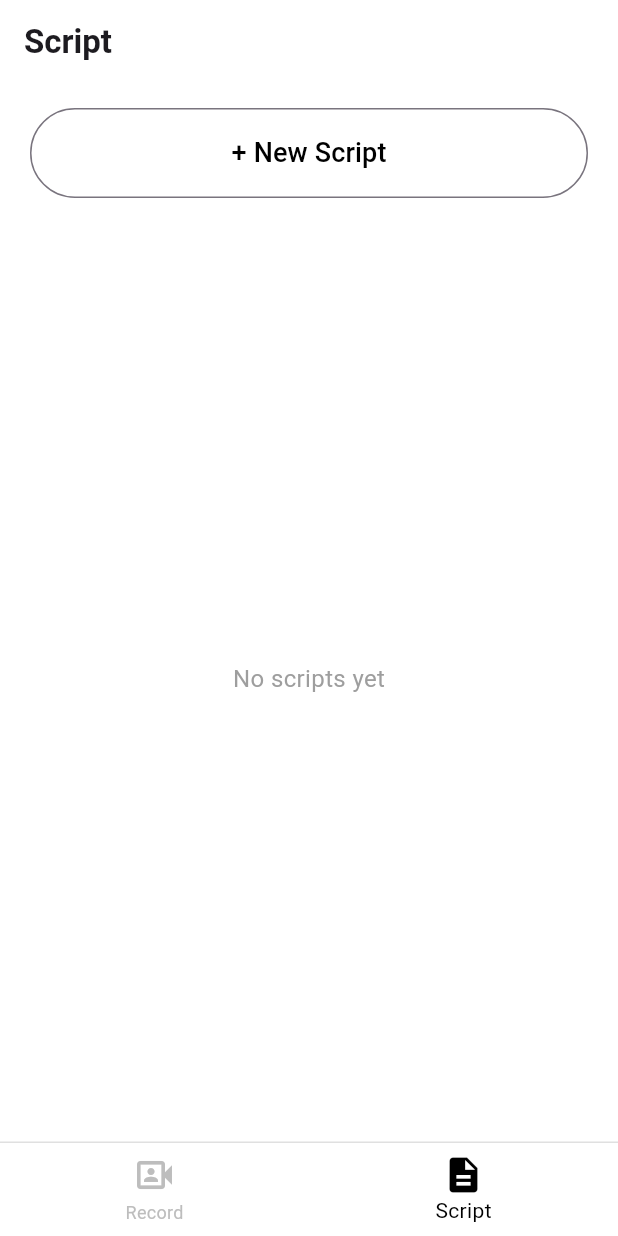
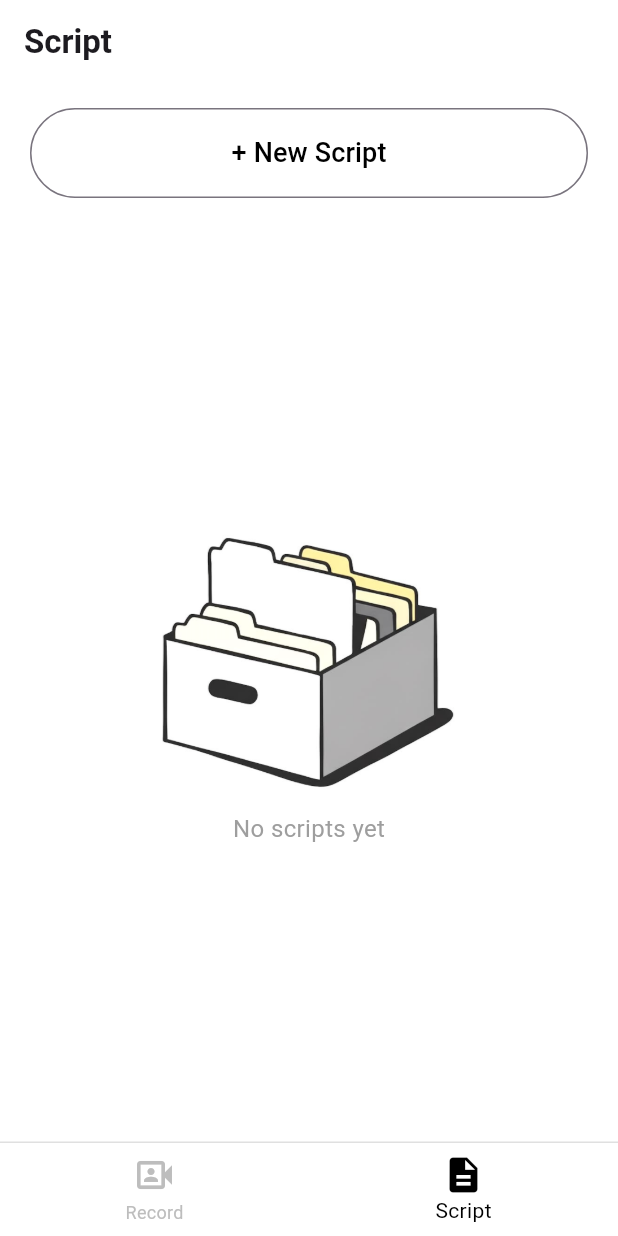
Before and after one commit to iftekar2/teleprompter_camera_app, a Flutter app: the screen it shows after launch, item 2 of the bottom bar chosen, on a phone screen of 412 x 824 dp. Run offline on Flutter 3.47's test engine with Material 3 defaults, Android fonts, the phone set to English and light mode, and no system bars; our stand-ins replace camera; missing offline and left inert: gal.

Commit message:
Adding image to script page

```diff
--- a/lib/components/Script.dart
+++ b/lib/components/Script.dart
@@ -69,7 +69,19 @@ class Script extends StatelessWidget {
 
           Expanded(
             child: scripts.isEmpty
-                ? Center(
+                ? Column(
+                    mainAxisAlignment: MainAxisAlignment.center,
+                    children: [
+                      SizedBox(
+                        height: 200,
+                        width: 200,
+
+                        child: Image.asset(
+                          'lib/components/image/empty-folder-image.png',
+                        ),
+                      ),
+
+                      Center(
                         child: Text(
                           'No scripts yet',
                           style: TextStyle(
@@ -77,6 +89,8 @@ class Script extends StatelessWidget {
                             fontSize: 16,
                           ),
                         ),
+                      ),
+                    ],
                   )
                 : ListView.separated(
                     padding: const EdgeInsets.fromLTRB(20, 0, 20, 20),
--- a/pubspec.yaml
+++ b/pubspec.yaml
@@ -64,6 +64,7 @@ flutter:
 
   assets:
     - lib/components/image/welcome-page-image.jpg
+    - lib/components/image/empty-folder-image.png
 
   # To add assets to your application, add an assets section, like this:
   # assets:
```
Also changed, not shown: lib/components/image/empty-folder-image.png (added). Lines whose indentation alone changed are shown as unchanged.
